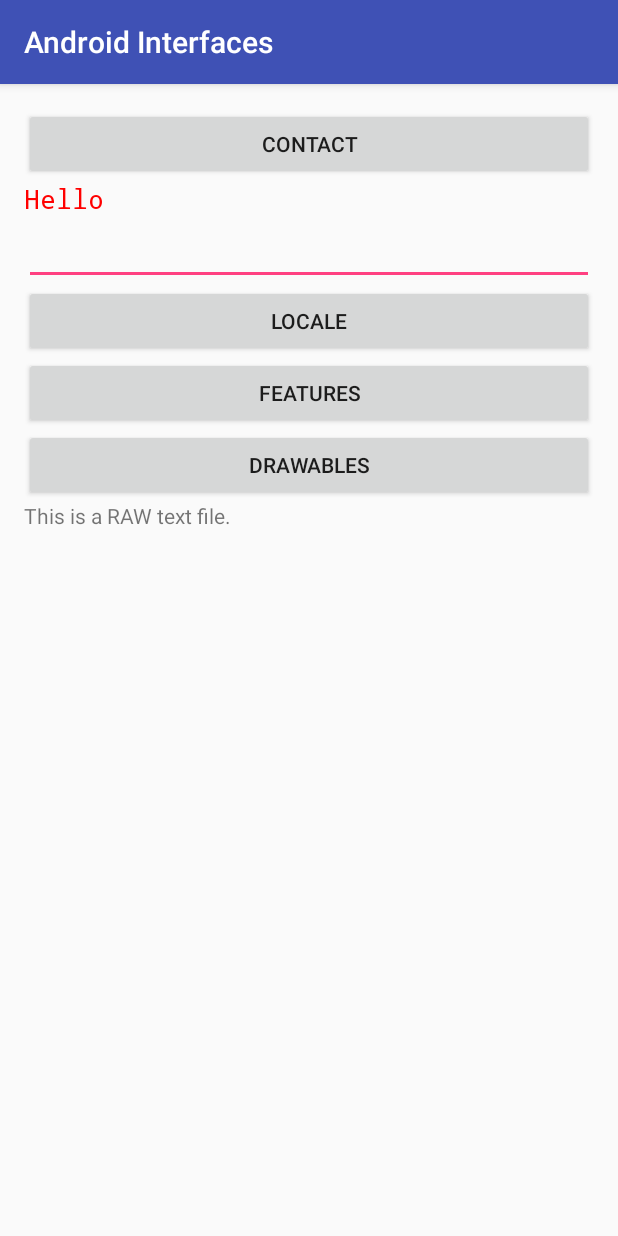
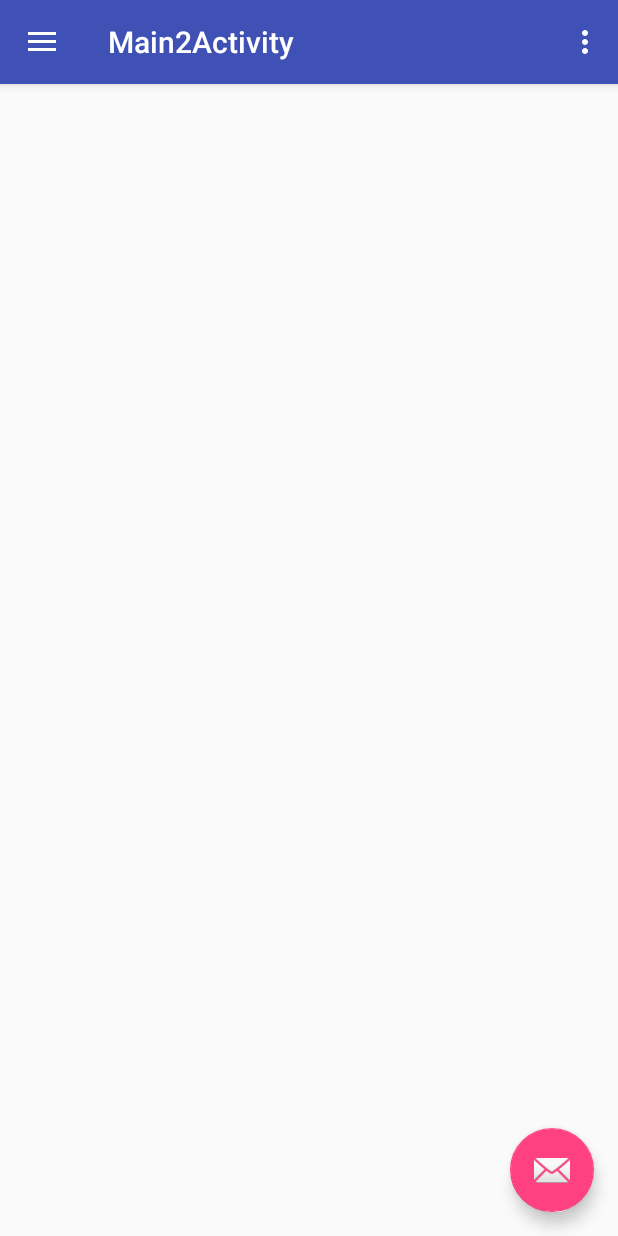
Before and after one commit to danvallejo/android-250, an Android app: the screen it shows after launch (MainActivity before the commit, Main2Activity after it), on a phone screen of 412 x 824 dp. Run offline under Robolectric (Android 15) with nearby library versions, the phone set to English and light mode, and no system bars.

Commit message:
navigation drawer

```diff
--- /dev/null
+++ b/AndroidInterfaces/app/src/main/java/com/cstructor/androidinterfaces/Main2Activity.java
@@ -0,0 +1,107 @@
+package com.cstructor.androidinterfaces;
+
+import android.content.Intent;
+import android.os.Bundle;
+import android.support.design.widget.FloatingActionButton;
+import android.support.design.widget.Snackbar;
+import android.view.View;
+import android.support.design.widget.NavigationView;
+import android.support.v4.view.GravityCompat;
+import android.support.v4.widget.DrawerLayout;
+import android.support.v7.app.ActionBarDrawerToggle;
+import android.support.v7.app.AppCompatActivity;
+import android.support.v7.widget.Toolbar;
+import android.view.Menu;
+import android.view.MenuItem;
+
+public class Main2Activity extends AppCompatActivity
+        implements NavigationView.OnNavigationItemSelectedListener {
+
+    @Override
+    protected void onCreate(Bundle savedInstanceState) {
+        super.onCreate(savedInstanceState);
+        setContentView(R.layout.activity_main2);
+        Toolbar toolbar = (Toolbar) findViewById(R.id.toolbar);
+        setSupportActionBar(toolbar);
+
+        FloatingActionButton fab = (FloatingActionButton) findViewById(R.id.fab);
+        fab.setOnClickListener(new View.OnClickListener() {
+            @Override
+            public void onClick(View view) {
+                Snackbar.make(view, "Replace with your own action", Snackbar.LENGTH_LONG)
+                        .setAction("Action", null).show();
+            }
+        });
+
+        DrawerLayout drawer = (DrawerLayout) findViewById(R.id.drawer_layout);
+        ActionBarDrawerToggle toggle = new ActionBarDrawerToggle(
+                this, drawer, toolbar, R.string.navigation_drawer_open, R.string.navigation_drawer_close);
+        drawer.setDrawerListener(toggle);
+        toggle.syncState();
+
+        NavigationView navigationView = (NavigationView) findViewById(R.id.nav_view);
+        navigationView.setNavigationItemSelectedListener(this);
+    }
+
+    @Override
+    public void onBackPressed() {
+        DrawerLayout drawer = (DrawerLayout) findViewById(R.id.drawer_layout);
+        if (drawer.isDrawerOpen(GravityCompat.START)) {
+            drawer.closeDrawer(GravityCompat.START);
+        } else {
+            super.onBackPressed();
+        }
+    }
+
+    @Override
+    public boolean onCreateOptionsMenu(Menu menu) {
+        // Inflate the menu; this adds items to the action bar if it is present.
+        getMenuInflater().inflate(R.menu.main2, menu);
+        return true;
+    }
+
+    @Override
+    public boolean onOptionsItemSelected(MenuItem item) {
+        // Handle action bar item clicks here. The action bar will
+        // automatically handle clicks on the Home/Up button, so long
+        // as you specify a parent activity in AndroidManifest.xml.
+        int id = item.getItemId();
+
+        //noinspection SimplifiableIfStatement
+        if (id == R.id.action_settings) {
+            return true;
+        }
+
+        return super.onOptionsItemSelected(item);
+    }
+
+    @SuppressWarnings("StatementWithEmptyBody")
+    @Override
+    public boolean onNavigationItemSelected(MenuItem item) {
+        // Handle navigation view item clicks here.
+        int id = item.getItemId();
+
+        if (id == R.id.nav_contact) {
+            Intent intent = new Intent(this, ContactActivity.class);
+
+            startActivity(intent);
+
+        } else if (id == R.id.nav_camera) {
+            // Handle the camera action
+        } else if (id == R.id.nav_gallery) {
+
+        } else if (id == R.id.nav_slideshow) {
+
+        } else if (id == R.id.nav_manage) {
+
+        } else if (id == R.id.nav_share) {
+
+        } else if (id == R.id.nav_send) {
+
+        }
+
+        DrawerLayout drawer = (DrawerLayout) findViewById(R.id.drawer_layout);
+        drawer.closeDrawer(GravityCompat.START);
+        return true;
+    }
+}
--- /dev/null
+++ b/AndroidInterfaces/app/src/main/res/drawable-v21/ic_menu_camera.xml
@@ -0,0 +1,12 @@
+<vector xmlns:android="http://schemas.android.com/apk/res/android"
+    android:width="24dp"
+    android:height="24dp"
+    android:viewportHeight="24.0"
+    android:viewportWidth="24.0">
+    <path
+        android:fillColor="#FF000000"
+        android:pathData="M12,12m-3.2,0a3.2,3.2 0,1 1,6.4 0a3.2,3.2 0,1 1,-6.4 0" />
+    <path
+        android:fillColor="#FF000000"
+        android:pathData="M9,2L7.17,4H4c-1.1,0 -2,0.9 -2,2v12c0,1.1 0.9,2 2,2h16c1.1,0 2,-0.9 2,-2V6c0,-1.1 -0.9,-2 -2,-2h-3.17L15,2H9zm3,15c-2.76,0 -5,-2.24 -5,-5s2.24,-5 5,-5 5,2.24 5,5 -2.24,5 -5,5z" />
+</vector>
--- /dev/null
+++ b/AndroidInterfaces/app/src/main/res/drawable-v21/ic_menu_gallery.xml
@@ -0,0 +1,9 @@
+<vector xmlns:android="http://schemas.android.com/apk/res/android"
+    android:width="24dp"
+    android:height="24dp"
+    android:viewportHeight="24.0"
+    android:viewportWidth="24.0">
+    <path
+        android:fillColor="#FF000000"
+        android:pathData="M22,16V4c0,-1.1 -0.9,-2 -2,-2H8c-1.1,0 -2,0.9 -2,2v12c0,1.1 0.9,2 2,2h12c1.1,0 2,-0.9 2,-2zm-11,-4l2.03,2.71L16,11l4,5H8l3,-4zM2,6v14c0,1.1 0.9,2 2,2h14v-2H4V6H2z" />
+</vector>
--- /dev/null
+++ b/AndroidInterfaces/app/src/main/res/drawable-v21/ic_menu_manage.xml
@@ -0,0 +1,9 @@
+<vector xmlns:android="http://schemas.android.com/apk/res/android"
+    android:width="24dp"
+    android:height="24dp"
+    android:viewportHeight="24.0"
+    android:viewportWidth="24.0">
+    <path
+        android:fillColor="#FF000000"
+        android:pathData="M22.7,19l-9.1,-9.1c0.9,-2.3 0.4,-5 -1.5,-6.9 -2,-2 -5,-2.4 -7.4,-1.3L9,6 6,9 1.6,4.7C0.4,7.1 0.9,10.1 2.9,12.1c1.9,1.9 4.6,2.4 6.9,1.5l9.1,9.1c0.4,0.4 1,0.4 1.4,0l2.3,-2.3c0.5,-0.4 0.5,-1.1 0.1,-1.4z" />
+</vector>
--- /dev/null
+++ b/AndroidInterfaces/app/src/main/res/drawable-v21/ic_menu_send.xml
@@ -0,0 +1,9 @@
+<vector xmlns:android="http://schemas.android.com/apk/res/android"
+    android:width="24dp"
+    android:height="24dp"
+    android:viewportHeight="24.0"
+    android:viewportWidth="24.0">
+    <path
+        android:fillColor="#FF000000"
+        android:pathData="M2.01,21L23,12 2.01,3 2,10l15,2 -15,2z" />
+</vector>
--- /dev/null
+++ b/AndroidInterfaces/app/src/main/res/drawable-v21/ic_menu_share.xml
@@ -0,0 +1,9 @@
+<vector xmlns:android="http://schemas.android.com/apk/res/android"
+    android:width="24dp"
+    android:height="24dp"
+    android:viewportHeight="24.0"
+    android:viewportWidth="24.0">
+    <path
+        android:fillColor="#FF000000"
+        android:pathData="M18,16.08c-0.76,0 -1.44,0.3 -1.96,0.77L8.91,12.7c0.05,-0.23 0.09,-0.46 0.09,-0.7s-0.04,-0.47 -0.09,-0.7l7.05,-4.11c0.54,0.5 1.25,0.81 2.04,0.81 1.66,0 3,-1.34 3,-3s-1.34,-3 -3,-3 -3,1.34 -3,3c0,0.24 0.04,0.47 0.09,0.7L8.04,9.81C7.5,9.31 6.79,9 6,9c-1.66,0 -3,1.34 -3,3s1.34,3 3,3c0.79,0 1.5,-0.31 2.04,-0.81l7.12,4.16c-0.05,0.21 -0.08,0.43 -0.08,0.65 0,1.61 1.31,2.92 2.92,2.92 1.61,0 2.92,-1.31 2.92,-2.92s-1.31,-2.92 -2.92,-2.92z" />
+</vector>
--- /dev/null
+++ b/AndroidInterfaces/app/src/main/res/drawable-v21/ic_menu_slideshow.xml
@@ -0,0 +1,9 @@
+<vector xmlns:android="http://schemas.android.com/apk/res/android"
+    android:width="24dp"
+    android:height="24dp"
+    android:viewportHeight="24.0"
+    android:viewportWidth="24.0">
+    <path
+        android:fillColor="#FF000000"
+        android:pathData="M4,6H2v14c0,1.1 0.9,2 2,2h14v-2H4V6zm16,-4H8c-1.1,0 -2,0.9 -2,2v12c0,1.1 0.9,2 2,2h12c1.1,0 2,-0.9 2,-2V4c0,-1.1 -0.9,-2 -2,-2zm-8,12.5v-9l6,4.5 -6,4.5z" />
+</vector>
--- /dev/null
+++ b/AndroidInterfaces/app/src/main/res/drawable/side_nav_bar.xml
@@ -0,0 +1,9 @@
+<shape xmlns:android="http://schemas.android.com/apk/res/android"
+    android:shape="rectangle">
+    <gradient
+        android:angle="135"
+        android:centerColor="#4CAF50"
+        android:endColor="#2E7D32"
+        android:startColor="#81C784"
+        android:type="linear" />
+</shape>
--- /dev/null
+++ b/AndroidInterfaces/app/src/main/res/layout/activity_main2.xml
@@ -0,0 +1,25 @@
+<?xml version="1.0" encoding="utf-8"?>
+<android.support.v4.widget.DrawerLayout xmlns:android="http://schemas.android.com/apk/res/android"
+    xmlns:app="http://schemas.android.com/apk/res-auto"
+    xmlns:tools="http://schemas.android.com/tools"
+    android:id="@+id/drawer_layout"
+    android:layout_width="match_parent"
+    android:layout_height="match_parent"
+    android:fitsSystemWindows="true"
+    tools:openDrawer="start">
+
+    <include
+        layout="@layout/app_bar_main2"
+        android:layout_width="match_parent"
+        android:layout_height="match_parent" />
+
+    <android.support.design.widget.NavigationView
+        android:id="@+id/nav_view"
+        android:layout_width="wrap_content"
+        android:layout_height="match_parent"
+        android:layout_gravity="start"
+        android:fitsSystemWindows="true"
+        app:headerLayout="@layout/nav_header_main2"
+        app:menu="@menu/activity_main2_drawer" />
+
+</android.support.v4.widget.DrawerLayout>
--- /dev/null
+++ b/AndroidInterfaces/app/src/main/res/layout/app_bar_main2.xml
@@ -0,0 +1,34 @@
+<?xml version="1.0" encoding="utf-8"?>
+<android.support.design.widget.CoordinatorLayout xmlns:android="http://schemas.android.com/apk/res/android"
+    xmlns:app="http://schemas.android.com/apk/res-auto"
+    xmlns:tools="http://schemas.android.com/tools"
+    android:layout_width="match_parent"
+    android:layout_height="match_parent"
+    android:fitsSystemWindows="true"
+    tools:context="com.cstructor.androidinterfaces.Main2Activity">
+
+    <android.support.design.widget.AppBarLayout
+        android:layout_width="match_parent"
+        android:layout_height="wrap_content"
+        android:theme="@style/AppTheme.AppBarOverlay">
+
+        <android.support.v7.widget.Toolbar
+            android:id="@+id/toolbar"
+            android:layout_width="match_parent"
+            android:layout_height="?attr/actionBarSize"
+            android:background="?attr/colorPrimary"
+            app:popupTheme="@style/AppTheme.PopupOverlay" />
+
+    </android.support.design.widget.AppBarLayout>
+
+    <include layout="@layout/content_main2" />
+
+    <android.support.design.widget.FloatingActionButton
+        android:id="@+id/fab"
+        android:layout_width="wrap_content"
+        android:layout_height="wrap_content"
+        android:layout_gravity="bottom|end"
+        android:layout_margin="@dimen/fab_margin"
+        app:srcCompat="@android:drawable/ic_dialog_email" />
+
+</android.support.design.widget.CoordinatorLayout>
--- /dev/null
+++ b/AndroidInterfaces/app/src/main/res/layout/content_main2.xml
@@ -0,0 +1,16 @@
+<?xml version="1.0" encoding="utf-8"?>
+<RelativeLayout xmlns:android="http://schemas.android.com/apk/res/android"
+    xmlns:app="http://schemas.android.com/apk/res-auto"
+    xmlns:tools="http://schemas.android.com/tools"
+    android:id="@+id/content_main2"
+    android:layout_width="match_parent"
+    android:layout_height="match_parent"
+    android:paddingBottom="@dimen/activity_vertical_margin"
+    android:paddingLeft="@dimen/activity_horizontal_margin"
+    android:paddingRight="@dimen/activity_horizontal_margin"
+    android:paddingTop="@dimen/activity_vertical_margin"
+    app:layout_behavior="@string/appbar_scrolling_view_behavior"
+    tools:context="com.cstructor.androidinterfaces.Main2Activity"
+    tools:showIn="@layout/app_bar_main2">
+
+</RelativeLayout>
--- /dev/null
+++ b/AndroidInterfaces/app/src/main/res/layout/nav_header_main2.xml
@@ -0,0 +1,35 @@
+<?xml version="1.0" encoding="utf-8"?>
+<LinearLayout xmlns:android="http://schemas.android.com/apk/res/android"
+    xmlns:app="http://schemas.android.com/apk/res-auto"
+    android:layout_width="match_parent"
+    android:layout_height="@dimen/nav_header_height"
+    android:background="@drawable/side_nav_bar"
+    android:gravity="bottom"
+    android:orientation="vertical"
+    android:paddingBottom="@dimen/activity_vertical_margin"
+    android:paddingLeft="@dimen/activity_horizontal_margin"
+    android:paddingRight="@dimen/activity_horizontal_margin"
+    android:paddingTop="@dimen/activity_vertical_margin"
+    android:theme="@style/ThemeOverlay.AppCompat.Dark">
+
+    <ImageView
+        android:id="@+id/imageView"
+        android:layout_width="wrap_content"
+        android:layout_height="wrap_content"
+        android:paddingTop="@dimen/nav_header_vertical_spacing"
+        app:srcCompat="@android:drawable/sym_def_app_icon" />
+
+    <TextView
+        android:layout_width="match_parent"
+        android:layout_height="wrap_content"
+        android:paddingTop="@dimen/nav_header_vertical_spacing"
+        android:text="Android Studio"
+        android:textAppearance="@style/TextAppearance.AppCompat.Body1" />
+
+    <TextView
+        android:id="@+id/textView"
+        android:layout_width="wrap_content"
+        android:layout_height="wrap_content"
+        android:text="android.studio@android.com" />
+
+</LinearLayout>
--- /dev/null
+++ b/AndroidInterfaces/app/src/main/res/menu/activity_main2_drawer.xml
@@ -0,0 +1,40 @@
+<?xml version="1.0" encoding="utf-8"?>
+<menu xmlns:android="http://schemas.android.com/apk/res/android">
+
+    <group android:checkableBehavior="single">
+        <item
+            android:id="@+id/nav_contact"
+            android:icon="@drawable/ic_android"
+            android:title="Contact" />
+        <item
+            android:id="@+id/nav_camera"
+            android:icon="@drawable/ic_menu_camera"
+            android:title="Import" />
+        <item
+            android:id="@+id/nav_gallery"
+            android:icon="@drawable/ic_menu_gallery"
+            android:title="Gallery" />
+        <item
+            android:id="@+id/nav_slideshow"
+            android:icon="@drawable/ic_menu_slideshow"
+            android:title="Slideshow" />
+        <item
+            android:id="@+id/nav_manage"
+            android:icon="@drawable/ic_menu_manage"
+            android:title="Tools" />
+    </group>
+
+    <item android:title="Communicate">
+        <menu>
+            <item
+                android:id="@+id/nav_share"
+                android:icon="@drawable/ic_menu_share"
+                android:title="Share" />
+            <item
+                android:id="@+id/nav_send"
+                android:icon="@drawable/ic_menu_send"
+                android:title="Send" />
+        </menu>
+    </item>
+
+</menu>
--- /dev/null
+++ b/AndroidInterfaces/app/src/main/res/menu/main2.xml
@@ -0,0 +1,9 @@
+<?xml version="1.0" encoding="utf-8"?>
+<menu xmlns:android="http://schemas.android.com/apk/res/android"
+    xmlns:app="http://schemas.android.com/apk/res-auto">
+    <item
+        android:id="@+id/action_settings"
+        android:orderInCategory="100"
+        android:title="@string/action_settings"
+        app:showAsAction="never" />
+</menu>
--- /dev/null
+++ b/AndroidInterfaces/app/src/main/res/values-v21/styles.xml
@@ -0,0 +1,9 @@
+<resources>
+
+    <style name="AppTheme.NoActionBar">
+        <item name="windowActionBar">false</item>
+        <item name="windowNoTitle">true</item>
+        <item name="android:windowDrawsSystemBarBackgrounds">true</item>
+        <item name="android:statusBarColor">@android:color/transparent</item>
+    </style>
+</resources>
--- a/AndroidInterfaces/app/src/main/res/values/dimens.xml
+++ b/AndroidInterfaces/app/src/main/res/values/dimens.xml
@@ -3,4 +3,8 @@
     <dimen name="activity_horizontal_margin">16dp</dimen>
     <dimen name="activity_vertical_margin">16dp</dimen>
     <dimen name="text_margin">16dp</dimen>
+    <!-- Default screen margins, per the Android Design guidelines. -->
+    <dimen name="nav_header_vertical_spacing">16dp</dimen>
+    <dimen name="nav_header_height">160dp</dimen>
+    <dimen name="fab_margin">16dp</dimen>
 </resources>
--- /dev/null
+++ b/AndroidInterfaces/app/src/main/res/values/drawables.xml
@@ -0,0 +1,8 @@
+<resources xmlns:android="http://schemas.android.com/apk/res/android">
+    <item name="ic_menu_camera" type="drawable">@android:drawable/ic_menu_camera</item>
+    <item name="ic_menu_gallery" type="drawable">@android:drawable/ic_menu_gallery</item>
+    <item name="ic_menu_slideshow" type="drawable">@android:drawable/ic_menu_slideshow</item>
+    <item name="ic_menu_manage" type="drawable">@android:drawable/ic_menu_manage</item>
+    <item name="ic_menu_share" type="drawable">@android:drawable/ic_menu_share</item>
+    <item name="ic_menu_send" type="drawable">@android:drawable/ic_menu_send</item>
+</resources>
--- a/AndroidInterfaces/app/src/main/res/values/strings.xml
+++ b/AndroidInterfaces/app/src/main/res/values/strings.xml
@@ -8,5 +8,11 @@
 
     <!-- TODO: Remove or change this placeholder text -->
     <string name="hello_blank_fragment">Hello blank fragment</string>
+    <string name="title_activity_main2">Main2Activity</string>
+
+    <string name="navigation_drawer_open">Open navigation drawer</string>
+    <string name="navigation_drawer_close">Close navigation drawer</string>
+
+    <string name="action_settings">Settings</string>
 
 </resources>
--- a/AndroidInterfaces/app/src/main/res/values/styles.xml
+++ b/AndroidInterfaces/app/src/main/res/values/styles.xml
@@ -32,4 +32,13 @@
         <item name="android:typeface">monospace</item>
     </style>
 
+    <style name="AppTheme.NoActionBar">
+        <item name="windowActionBar">false</item>
+        <item name="windowNoTitle">true</item>
+    </style>
+
+    <style name="AppTheme.AppBarOverlay" parent="ThemeOverlay.AppCompat.Dark.ActionBar" />
+
+    <style name="AppTheme.PopupOverlay" parent="ThemeOverlay.AppCompat.Light" />
+
 </resources>
```
Also changed, not shown: AndroidInterfaces/app/src/main/AndroidManifest.xml (+11 -5 lines).
